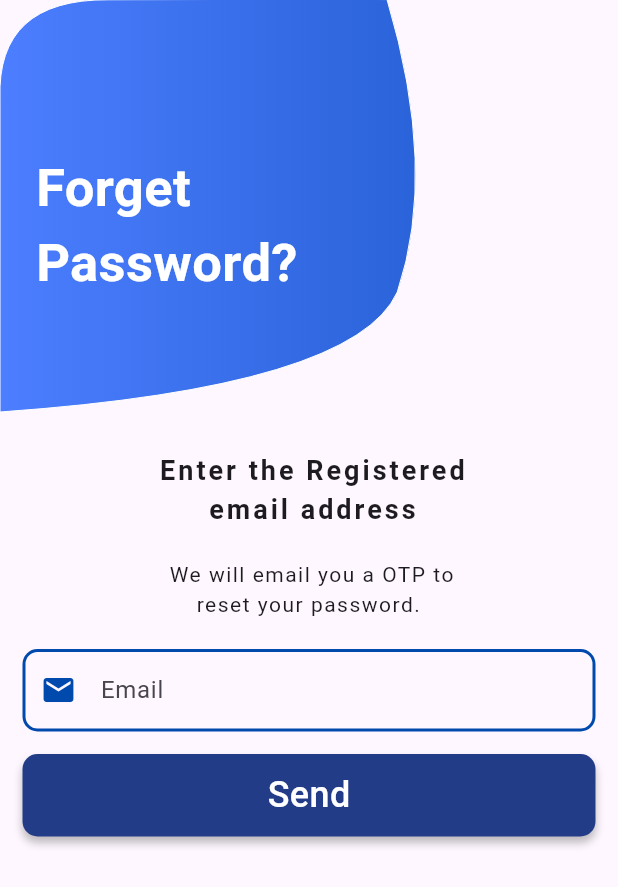
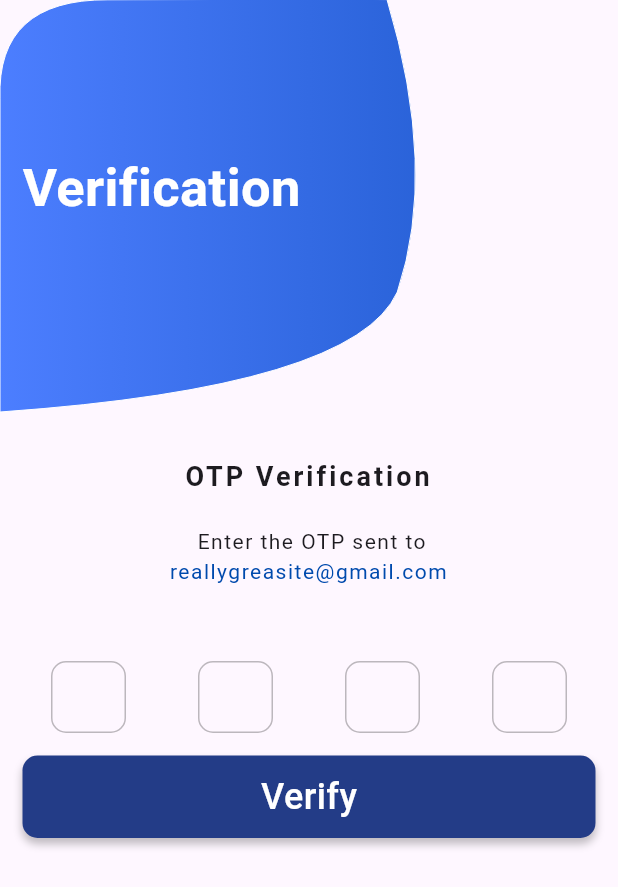
Before and after one commit to IT21175466/Flutter-Pertise-Project, a Flutter app: the screen it shows after launch, on a phone screen of 412 x 824 dp. Shown: the top 887 px of the screen. Run offline on Flutter 3.47's test engine with Material 2 defaults, Android fonts, the phone set to English and light mode, and no system bars; drawn by our look-alikes of otp_text_field.

Commit message:
OTP Verification Page Done

```diff
--- /dev/null
+++ b/lib/Frontend/OTPVerificationScreen.dart
@@ -0,0 +1,205 @@
+import 'package:flutter/material.dart';
+import 'package:otp_text_field/otp_field.dart';
+import 'package:otp_text_field/style.dart';
+
+class OTPVerificationScreen extends StatefulWidget {
+  const OTPVerificationScreen({super.key});
+
+  @override
+  State<OTPVerificationScreen> createState() => _OTPVerificationScreenState();
+}
+
+class _OTPVerificationScreenState extends State<OTPVerificationScreen> {
+  @override
+  Widget build(BuildContext context) {
+    double screenWidth = MediaQuery.of(context).size.width;
+    double screenHeight = MediaQuery.of(context).size.height;
+    return Scaffold(
+      body: SingleChildScrollView(
+        child: Container(
+          height: screenHeight,
+          width: screenWidth,
+          child: Column(
+            children: [
+              Container(
+                child: Stack(
+                  children: [
+                    CustomPaint(
+                      size: Size(screenWidth,
+                          (screenWidth * 0.6666666666666666).toDouble()),
+                      painter: CustomShape(),
+                    ),
+                    Container(
+                      padding: EdgeInsets.symmetric(horizontal: 15),
+                      height: 250,
+                      width: 250,
+                      child: Align(
+                        alignment: Alignment.centerLeft,
+                        child: Text(
+                          'Verification',
+                          style: TextStyle(
+                            fontSize: 35,
+                            fontWeight: FontWeight.w600,
+                            color: Colors.white,
+                          ),
+                        ),
+                      ),
+                    ),
+                  ],
+                ),
+              ),
+              SizedBox(
+                height: 30,
+              ),
+              Container(
+                width: screenWidth,
+                child: Column(
+                  children: [
+                    Container(
+                      child: Text(
+                        'OTP Verification',
+                        style: TextStyle(
+                          fontSize: 18,
+                          fontWeight: FontWeight.w600,
+                          letterSpacing: 2,
+                        ),
+                        textAlign: TextAlign.center,
+                      ),
+                    ),
+                    Container(
+                      child: Text(
+                        ' \n Enter the OTP sent to',
+                        style: TextStyle(
+                          fontSize: 14,
+                          letterSpacing: 1,
+                        ),
+                        textAlign: TextAlign.center,
+                      ),
+                    ),
+                    Container(
+                      child: Text(
+                        'reallygreasite@gmail.com',
+                        style: TextStyle(
+                          fontSize: 14,
+                          letterSpacing: 1,
+                          color: Color.fromARGB(255, 0, 74, 173),
+                        ),
+                        textAlign: TextAlign.center,
+                      ),
+                    ),
+                    SizedBox(
+                      height: 50,
+                    ),
+                    Container(
+                      width: screenWidth - 20,
+                      child: OTPTextField(
+                        length: 4,
+                        width: MediaQuery.of(context).size.width,
+                        fieldWidth: 50,
+                        style: TextStyle(fontSize: 17),
+                        textFieldAlignment: MainAxisAlignment.spaceAround,
+                        fieldStyle: FieldStyle.box,
+                        onCompleted: (pin) {
+                          print("Completed: " + pin);
+                        },
+                      ),
+                    ),
+                    SizedBox(
+                      height: 15,
+                    ),
+                    GestureDetector(
+                      onTap: () {},
+                      child: Container(
+                        height: 55,
+                        width: screenWidth - 30,
+                        decoration: BoxDecoration(
+                          borderRadius: BorderRadius.circular(10),
+                          color: const Color.fromARGB(255, 35, 60, 135),
+                          boxShadow: const [
+                            BoxShadow(
+                              offset: Offset(0, 4.0),
+                              blurRadius: 4.0,
+                              color: Color.fromARGB(63, 0, 0, 0),
+                            ),
+                          ],
+                        ),
+                        child: Center(
+                          child: Text(
+                            'Verify',
+                            style: TextStyle(
+                              fontWeight: FontWeight.w500,
+                              fontSize: 24,
+                              color: Colors.white,
+                            ),
+                          ),
+                        ),
+                      ),
+                    ),
+                  ],
+                ),
+              ),
+            ],
+          ),
+        ),
+      ),
+    );
+  }
+}
+
+class CustomShape extends CustomPainter {
+  @override
+  void paint(Canvas canvas, Size size) {
+    // Create a gradient
+    final gradient = LinearGradient(
+      colors: [
+        const Color.fromARGB(255, 76, 126, 255),
+        const Color.fromARGB(255, 26, 86, 199),
+      ],
+      stops: [0.0, 1.0], // Adjust the stops as needed
+    );
+
+    // Create a shader from the gradient
+    final shader =
+        gradient.createShader(Rect.fromLTWH(0, 0, size.width, size.height));
+
+    // Layer 1
+
+    Paint paint_fill_0 = Paint()
+      ..shader = shader
+      ..style = PaintingStyle.fill
+      ..strokeWidth = size.width * 0.00
+      ..strokeCap = StrokeCap.butt
+      ..strokeJoin = StrokeJoin.miter;
+
+    Path path_0 = Path();
+    path_0.moveTo(size.width * 0.1744444, size.height * -0.0005667);
+    path_0.quadraticBezierTo(size.width * -0.0058444, size.height * -0.0016667,
+        size.width * 0.0000222, size.height * 0.2400000);
+    path_0.lineTo(0, size.height);
+    path_0.quadraticBezierTo(size.width * 0.5732667, size.height * 0.9394667,
+        size.width * 0.6428889, size.height * 0.7088000);
+    path_0.quadraticBezierTo(size.width * 0.7088222, size.height * 0.4145000,
+        size.width * 0.6262889, size.height * -0.0010667);
+    path_0.quadraticBezierTo(size.width * 0.5133333, size.height * -0.0022000,
+        size.width * 0.1744444, size.height * -0.0005667);
+    path_0.close();
+
+    canvas.drawPath(path_0, paint_fill_0);
+
+    // Layer 1
+
+    Paint paint_stroke_0 = Paint()
+      ..color = Color.fromARGB(255, 255, 255, 255)
+      ..style = PaintingStyle.stroke
+      ..strokeWidth = size.width * 0.00
+      ..strokeCap = StrokeCap.butt
+      ..strokeJoin = StrokeJoin.miter;
+
+    canvas.drawPath(path_0, paint_stroke_0);
+  }
+
+  @override
+  bool shouldRepaint(covariant CustomPainter oldDelegate) {
+    return true;
+  }
+}
--- a/lib/main.dart
+++ b/lib/main.dart
@@ -1,5 +1,6 @@
 import 'package:flutter/material.dart';
 import 'package:sexpertise/Frontend/ForgotPasswordScreen.dart';
+import 'package:sexpertise/Frontend/OTPVerificationScreen.dart';
 
 void main() {
   runApp(const MyApp());
@@ -33,7 +34,7 @@ class MyApp extends StatelessWidget {
         colorScheme: ColorScheme.fromSeed(seedColor: Colors.deepPurple),
         useMaterial3: true,
       ),
-      home: ForgotPasswordScreen(),
+      home: OTPVerificationScreen(),
     );
   }
 }
--- a/pubspec.yaml
+++ b/pubspec.yaml
@@ -35,6 +35,7 @@ dependencies:
   # The following adds the Cupertino Icons font to your application.
   # Use with the CupertinoIcons class for iOS style icons.
   cupertino_icons: ^1.0.2
+  otp_text_field: ^1.1.3
 
 dev_dependencies:
   flutter_test:
```
Also changed, not shown: pubspec.lock.
